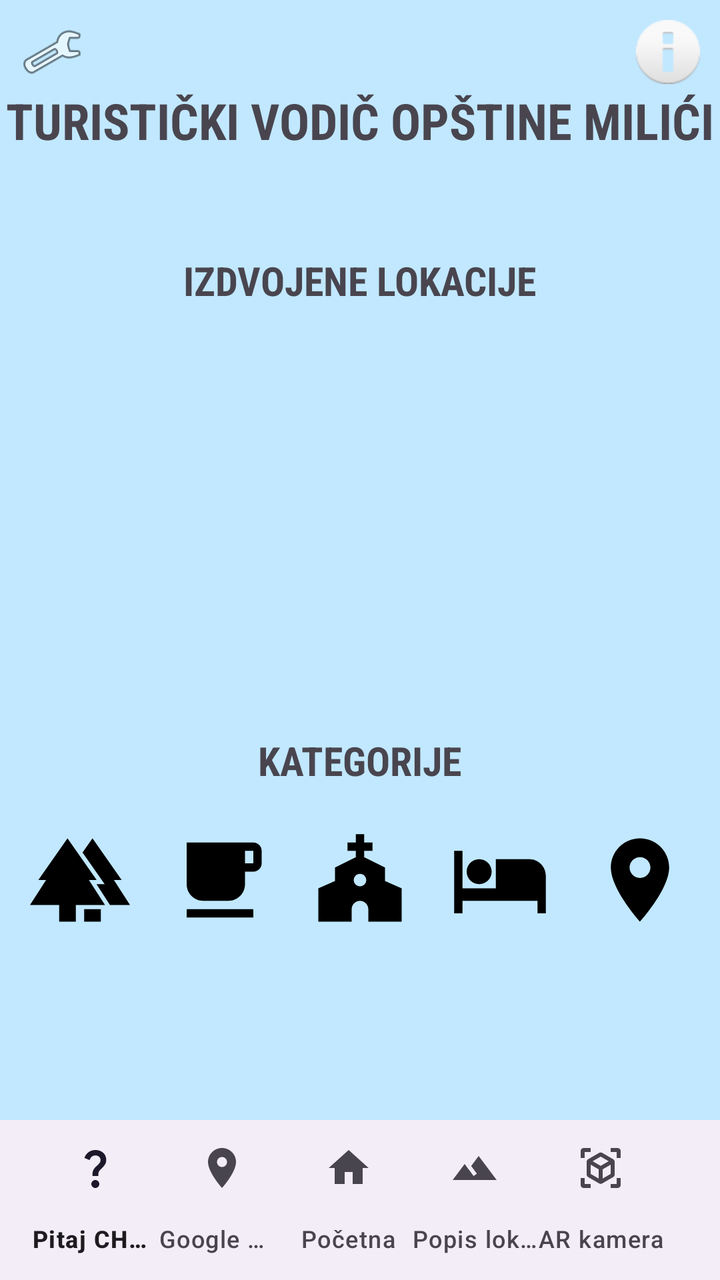
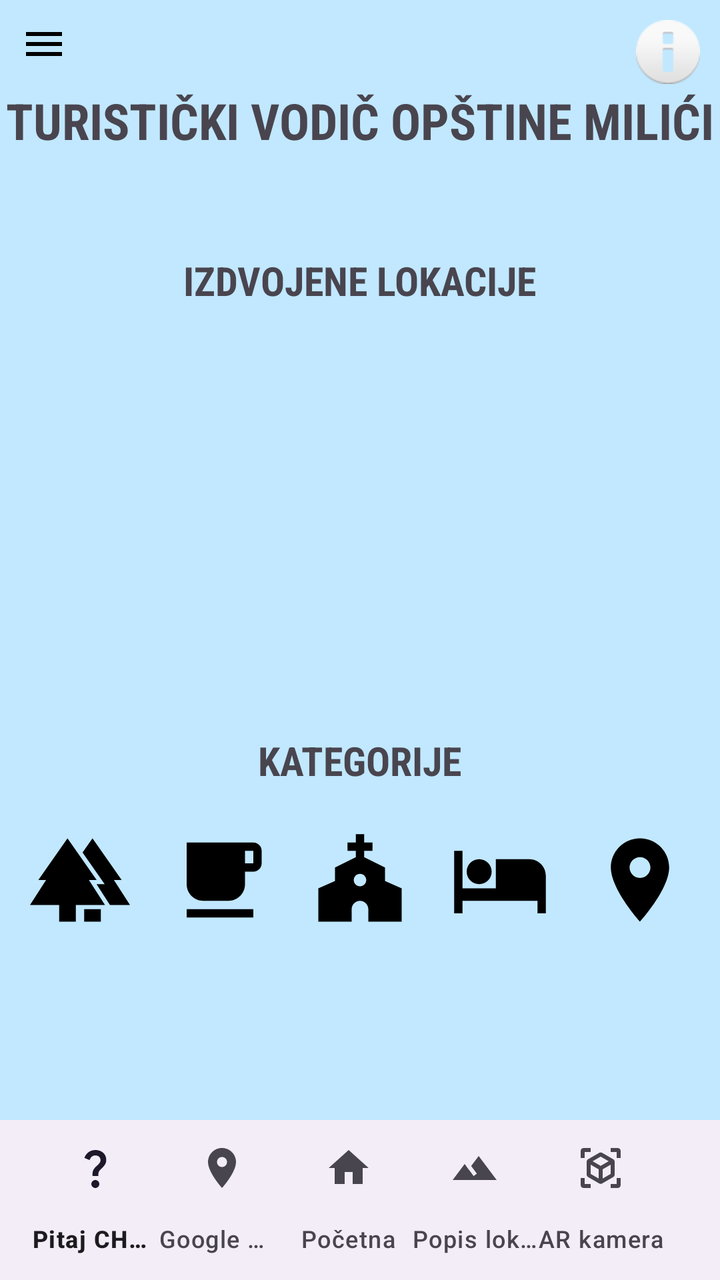

Compare the two renders of this Android layout. The source of the first and the diff that turns it into the second are given below.
<!-- AndroidManifest.xml: application theme Theme.ARTour -->
<!-- res/layout/fragment_pocetna.xml -->
<?xml version="1.0" encoding="utf-8"?>
<androidx.coordinatorlayout.widget.CoordinatorLayout xmlns:android="http://schemas.android.com/apk/res/android"
    xmlns:app="http://schemas.android.com/apk/res-auto"
    xmlns:tools="http://schemas.android.com/tools"
    android:layout_width="match_parent"
    android:layout_height="match_parent"
    android:background="@color/material_dynamic_primary90"
    tools:context=".PocetnaFragment">

    <FrameLayout
        android:id="@+id/frame_layout"
        android:layout_width="match_parent"
        android:layout_height="match_parent"/>

    <com.google.android.material.bottomappbar.BottomAppBar
        android:layout_width="match_parent"
        android:layout_height="wrap_content"
        android:id="@+id/bottomAppBar"
        android:layout_gravity="bottom"
        android:background="@color/white"
        app:fabCradleMargin="10dp"
        app:fabCradleRoundedCornerRadius="50dp">

        <com.google.android.material.bottomnavigation.BottomNavigationView
            android:layout_width="wrap_content"
            android:layout_height="wrap_content"
            android:id="@+id/bottomNavigationView"
            android:layout_marginEnd="20dp"
            app:labelVisibilityMode="labeled"
            android:background="@android:color/transparent"
            app:menu="@menu/bottom_menu"/>
    </com.google.android.material.bottomappbar.BottomAppBar>

    <ImageView
        android:id="@+id/info"
        android:layout_width="wrap_content"
        android:layout_height="wrap_content"
        android:layout_margin="10dp"
        app:layout_anchor="@+id/frame_layout"
        app:layout_anchorGravity="end|top"
        app:srcCompat="@android:drawable/ic_dialog_info" />

    <ImageView
        android:id="@+id/properties"
        android:layout_width="wrap_content"
        android:layout_height="wrap_content"
        android:layout_margin="10dp"
        app:layout_anchor="@+id/frame_layout"
        app:layout_anchorGravity="start|top"
        app:srcCompat="@android:drawable/ic_menu_preferences" />

    <TextView
        android:id="@+id/naslov"
        android:layout_width="wrap_content"
        android:layout_height="wrap_content"
        android:fontFamily="sans-serif-condensed"
        android:text="TURISTIČKI VODIČ OPŠTINE MILIĆI"
        android:textSize="25dp"
        android:textStyle="bold"
        app:layout_anchor="@+id/frame_layout"
        app:layout_anchorGravity="center"
        android:translationY="-260dp"/>

    <TextView
        android:id="@+id/kartice"
        android:layout_width="wrap_content"
        android:layout_height="wrap_content"
        android:text="IZDVOJENE LOKACIJE"
        android:fontFamily="sans-serif-condensed"
        android:textSize="20dp"
        android:textStyle="bold"
        app:layout_anchor="@+id/frame_layout"
        app:layout_anchorGravity="center"
        android:translationY="-180dp"/>

    <androidx.viewpager2.widget.ViewPager2
        android:layout_width="410dp"
        android:layout_height="210dp"
        app:layout_anchor="@+id/frame_layout"
        app:layout_anchorGravity="center"
        android:translationY="-50dp"/>

    <ImageView
        android:id="@+id/ikona1"
        android:layout_width="50dp"
        android:layout_height="50dp"
        app:layout_anchor="@+id/frame_layout"
        app:layout_anchorGravity="center"
        app:srcCompat="@drawable/baseline_forest_24"
        android:translationY="120dp"
        android:translationX="-140dp"/>
    <ImageView
        android:id="@+id/ikona2"
        android:layout_width="50dp"
        android:layout_height="50dp"
        app:layout_anchor="@+id/frame_layout"
        app:layout_anchorGravity="center"
        app:srcCompat="@drawable/baseline_local_cafe_24"
        android:translationY="120dp"
        android:translationX="-70dp"/>
    <ImageView
        android:id="@+id/ikona3"
        android:layout_width="50dp"
        android:layout_height="50dp"
        app:layout_anchor="@+id/frame_layout"
        app:layout_anchorGravity="center"
        app:srcCompat="@drawable/baseline_church_24"
        android:translationY="120dp"
        android:translationX="0dp"/>

    <ImageView
        android:id="@+id/ikona4"
        android:layout_width="50dp"
        android:layout_height="50dp"
        android:src="@drawable/baseline_hotel_24"
        app:layout_anchor="@+id/frame_layout"
        app:layout_anchorGravity="center"
        android:translationY="120dp"
        android:translationX="70dp"/>

    <ImageView
        android:id="@+id/ikona5"
        android:layout_width="50dp"
        android:layout_height="50dp"
        android:src="@drawable/baseline_place_24"
        app:layout_anchor="@+id/frame_layout"
        app:layout_anchorGravity="center"
        android:translationY="120dp"
        android:translationX="140dp"/>

    <TextView
        android:id="@+id/kategorije"
        android:layout_width="wrap_content"
        android:layout_height="wrap_content"
        android:text="KATEGORIJE"
        android:fontFamily="sans-serif-condensed"
        android:textSize="20dp"
        android:textStyle="bold"
        android:translationY="60dp"
        app:layout_anchor="@+id/frame_layout"
        app:layout_anchorGravity="center" />
</androidx.coordinatorlayout.widget.CoordinatorLayout>
<!-- resources referenced by this layout -->
<resources>
  <color name="white">#FFFFFFFF</color>
  <!-- drawable baseline_church_24 (drawable) -->
  <vector android:height="24dp" android:tint="#000000"
      android:viewportHeight="24" android:viewportWidth="24"
      android:width="24dp" xmlns:android="http://schemas.android.com/apk/res/android">
      <path android:fillColor="@android:color/white" android:pathData="M18,12.22V9l-5,-2.5V5h2V3h-2V1h-2v2H9v2h2v1.5L6,9v3.22L2,14v8h8v-3c0,-1.1 0.9,-2 2,-2s2,0.9 2,2v3h8v-8L18,12.22zM12,13.5c-0.83,0 -1.5,-0.67 -1.5,-1.5s0.67,-1.5 1.5,-1.5s1.5,0.67 1.5,1.5S12.83,13.5 12,13.5z"/>
  </vector>
  <!-- drawable baseline_forest_24 (drawable) -->
  <vector android:height="24dp" android:tint="#000000"
      android:viewportHeight="24" android:viewportWidth="24"
      android:width="24dp" xmlns:android="http://schemas.android.com/apk/res/android">
      <path android:fillColor="@android:color/white" android:pathData="M16,12l-7,-10l-7,10l1.86,0l-3.86,6l7,0l0,4l4,0l0,-4l7,0l-3.86,-6z"/>
      <path android:fillColor="@android:color/white" android:pathData="M20.14,12l1.86,0l-7,-10l-2.39,3.41l5.31,7.59l-1.92,0l-0.03,0l3.22,5l4.81,0z"/>
      <path android:fillColor="@android:color/white" android:pathData="M13,19h4v3h-4z"/>
  </vector>
  <!-- drawable baseline_hotel_24 (drawable) -->
  <vector android:height="24dp" android:tint="#000000"
      android:viewportHeight="24" android:viewportWidth="24"
      android:width="24dp" xmlns:android="http://schemas.android.com/apk/res/android">
      <path android:fillColor="@android:color/white" android:pathData="M7,13c1.66,0 3,-1.34 3,-3S8.66,7 7,7s-3,1.34 -3,3 1.34,3 3,3zM19,7h-8v7L3,14L3,5L1,5v15h2v-3h18v3h2v-9c0,-2.21 -1.79,-4 -4,-4z"/>
  </vector>
  <!-- drawable baseline_local_cafe_24 (drawable) -->
  <vector android:height="24dp" android:tint="#000000"
      android:viewportHeight="24" android:viewportWidth="24"
      android:width="24dp" xmlns:android="http://schemas.android.com/apk/res/android">
      <path android:fillColor="@android:color/white" android:pathData="M20,3L4,3v10c0,2.21 1.79,4 4,4h6c2.21,0 4,-1.79 4,-4v-3h2c1.11,0 2,-0.9 2,-2L22,5c0,-1.11 -0.89,-2 -2,-2zM20,8h-2L18,5h2v3zM4,19h16v2L4,21z"/>
  </vector>
  <!-- drawable baseline_place_24 (drawable) -->
  <vector android:height="24dp" android:tint="#000000"
      android:viewportHeight="24" android:viewportWidth="24"
      android:width="24dp" xmlns:android="http://schemas.android.com/apk/res/android">
      <path android:fillColor="@android:color/white" android:pathData="M12,2C8.13,2 5,5.13 5,9c0,5.25 7,13 7,13s7,-7.75 7,-13c0,-3.87 -3.13,-7 -7,-7zM12,11.5c-1.38,0 -2.5,-1.12 -2.5,-2.5s1.12,-2.5 2.5,-2.5 2.5,1.12 2.5,2.5 -1.12,2.5 -2.5,2.5z"/>
  </vector>
  <style name="Theme.ARTour" parent="Base.Theme.ARTour" />
  <style name="Base.Theme.ARTour" parent="Theme.Material3.DayNight.NoActionBar">
          
          
      </style>
</resources>

<!-- the commit's change to res/layout/fragment_pocetna.xml (unified diff, before → after) -->
@@ -47,7 +47,7 @@
         android:layout_margin="10dp"
         app:layout_anchor="@+id/frame_layout"
         app:layout_anchorGravity="start|top"
-        app:srcCompat="@android:drawable/ic_menu_preferences" />
+        app:srcCompat="@drawable/baseline_menu_24" />
 
     <TextView
         android:id="@+id/naslov"
<!-- resource entries referenced after the edit -->
@@ -27,6 +27,12 @@
       android:width="24dp" xmlns:android="http://schemas.android.com/apk/res/android">
       <path android:fillColor="@android:color/white" android:pathData="M20,3L4,3v10c0,2.21 1.79,4 4,4h6c2.21,0 4,-1.79 4,-4v-3h2c1.11,0 2,-0.9 2,-2L22,5c0,-1.11 -0.89,-2 -2,-2zM20,8h-2L18,5h2v3zM4,19h16v2L4,21z"/>
   </vector>
+  <!-- drawable baseline_menu_24 (drawable) -->
+  <vector android:height="24dp" android:tint="#000000"
+      android:viewportHeight="24" android:viewportWidth="24"
+      android:width="24dp" xmlns:android="http://schemas.android.com/apk/res/android">
+      <path android:fillColor="@android:color/white" android:pathData="M3,18h18v-2L3,16v2zM3,13h18v-2L3,11v2zM3,6v2h18L21,6L3,6z"/>
+  </vector>
   <!-- drawable baseline_place_24 (drawable) -->
   <vector android:height="24dp" android:tint="#000000"
       android:viewportHeight="24" android:viewportWidth="24"
